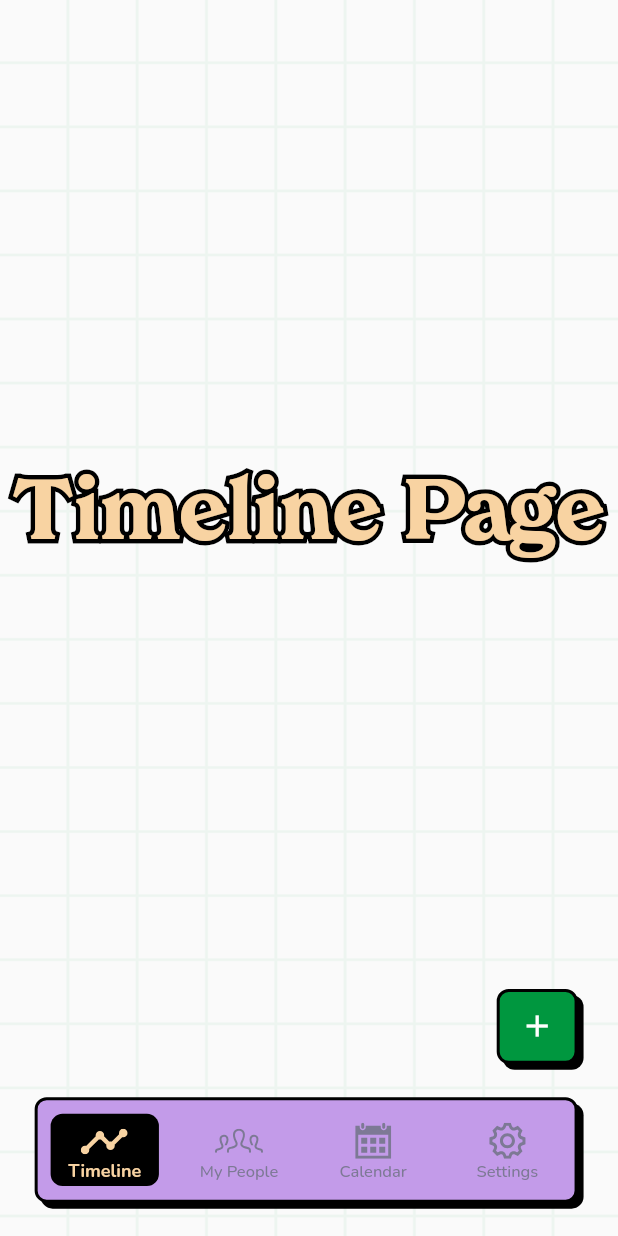
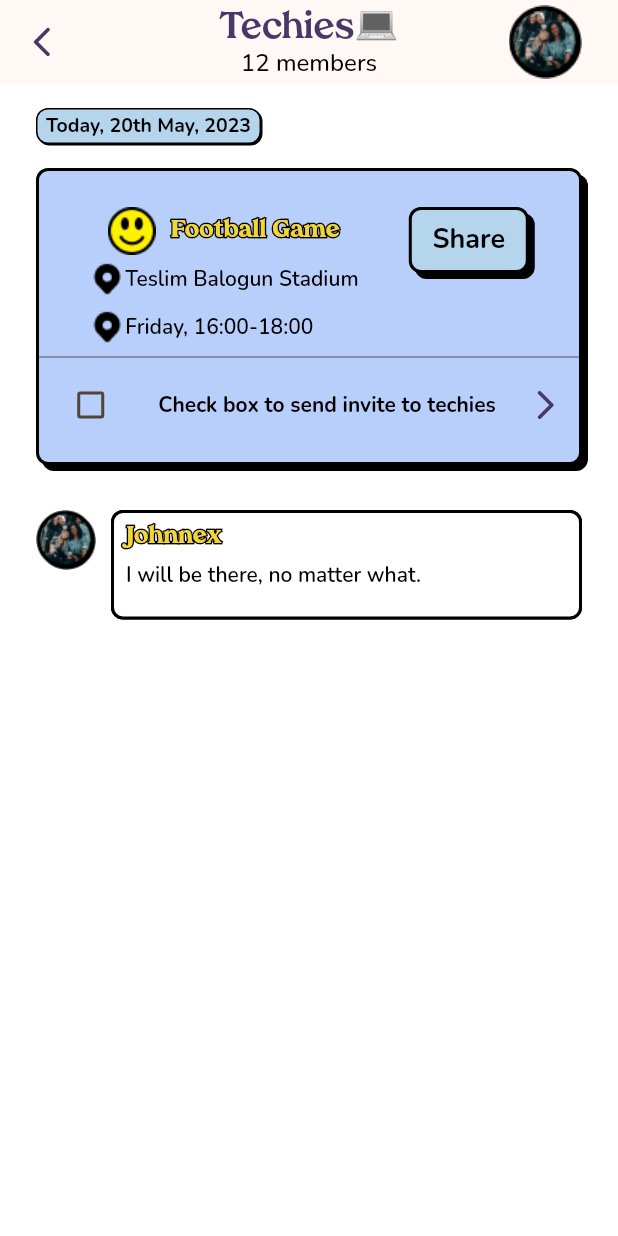
Before and after one commit to hngx-org/harpoon_events_mobile, a Flutter app: the screen it shows after launch, on a phone screen of 412 x 824 dp. Run offline on Flutter 3.47's test engine with Material 2 defaults, Android fonts, the phone set to English and light mode, and no system bars; our stand-ins replace flutter_riverpod, flutter_svg.

Commit message:
Post Comments screen

```diff
--- a/lib/main.dart
+++ b/lib/main.dart
@@ -4,6 +4,7 @@ import 'package:flutter_riverpod/flutter_riverpod.dart';
 import 'view/screens/main_page.dart';
 import 'view/screens/signup_page.dart';
 import 'view/screens/splash_page.dart';
+import 'view/screens/post_comments.dart';
 
 void main() {
   WidgetsFlutterBinding.ensureInitialized();
@@ -36,6 +37,7 @@ class MyApp extends StatelessWidget {
         SplashPage.route: (context) => const SplashPage(),
         SignUpPage.route: (context) => const SignUpPage(),
         MainPage.route: (context) => const MainPage(),
+        PostComments.route: (context) => const PostComments(),
       },
     );
   }
--- a/lib/util/color_lib.dart
+++ b/lib/util/color_lib.dart
@@ -16,4 +16,5 @@ class ColorLib {
   static const Color grey = Color(0xff7D7995);
   static const Color green = Color(0xff00973F);
   static const Color lightGreen = Color(0xffC0F3B4);
+  static const Color darkBlue = Color(0xff493767);
 }
--- /dev/null
+++ b/lib/view/screens/post_comments.dart
@@ -0,0 +1,313 @@
+import 'package:event_app/view/widgets/stroke_text.dart';
+import 'package:flutter/material.dart';
+
+import '../../util/color_lib.dart';
+import '../../util/fonts.dart';
+import '../widgets/custom_container.dart';
+
+class PostComments extends StatelessWidget {
+  static String route = 'post_comments';
+  const PostComments({super.key});
+
+  @override
+  Widget build(BuildContext context) {
+    return Scaffold(
+      appBar: AppBar(
+          leading: const Icon(
+            Icons.arrow_back_ios_new_rounded,
+            color: ColorLib.darkBlue,
+          ),
+          centerTitle: true,
+          // Event Title
+          title: Column(
+            crossAxisAlignment: CrossAxisAlignment.center,
+            children: [
+              Text(
+                'Techies💻',
+                style: Fonts.tropiline(
+                    fontWeight: FontWeight.w700,
+                    fontSize: 24.0,
+                    color: ColorLib.darkBlue),
+              ),
+              Text(
+                '12 members',
+                style: Fonts.nunito(
+                  fontSize: 16,
+                  fontWeight: FontWeight.w500,
+                  color: ColorLib.black,
+                ),
+              )
+            ],
+          ),
+          actions: [
+            // Avatar
+            Padding(
+              padding: const EdgeInsets.only(right: 24.0),
+              child: Image.asset(
+                'assets/images/avatar_post_comments.png',
+              ),
+            ),
+          ]),
+      backgroundColor: ColorLib.transparent,
+      body: Padding(
+        padding: const EdgeInsets.symmetric(horizontal: 24.0),
+        child: Column(
+          crossAxisAlignment: CrossAxisAlignment.start,
+          children: [
+            const SizedBox(
+              height: 16,
+            ),
+            //  container column with Date and Post
+            Column(
+              crossAxisAlignment: CrossAxisAlignment.start,
+              children: [
+                CustomContainer(
+                  fillColor: ColorLib.blueTabColor,
+                  width: 150,
+                  height: 24,
+                  shadowOffset: 1,
+                  borderWidth: 1.0,
+                  child: Center(
+                    child: RichText(
+                      text: TextSpan(
+                          text: 'Today, ',
+                          style: Fonts.nunito(
+                              fontSize: 13,
+                              fontWeight: FontWeight.w700,
+                              color: ColorLib.black),
+                          children: <TextSpan>[
+                            TextSpan(
+                              text: '20th May, ',
+                              style: Fonts.nunito(
+                                  fontSize: 13,
+                                  fontWeight: FontWeight.w700,
+                                  color: ColorLib.black),
+                            ),
+                            TextSpan(
+                              text: '2023',
+                              style: Fonts.nunito(
+                                  fontSize: 13,
+                                  fontWeight: FontWeight.w700,
+                                  color: ColorLib.black),
+                            ),
+                          ]),
+                    ),
+                  ),
+                ),
+
+                const SizedBox(
+                  height: 16,
+                ),
+
+                // Event details container
+                CustomContainer(
+                  fillColor: ColorLib.blue,
+                  width: double.infinity,
+                  height: 198,
+                  child: Column(
+                    children: [
+                      const SizedBox(
+                        height: 24,
+                      ),
+                      Row(
+                        crossAxisAlignment: CrossAxisAlignment.start,
+                        mainAxisAlignment: MainAxisAlignment.spaceEvenly,
+                        children: [
+                          //Column with Event Title, location and date
+                          Column(
+                            children: [
+                              //  Event Title
+                              Row(
+                                crossAxisAlignment: CrossAxisAlignment.center,
+                                children: [
+                                  //Icon
+                                  Image.asset('assets/icons/emoji_icon.png'),
+                                  const SizedBox(
+                                    width: 10,
+                                  ),
+                                  StrokeText(
+                                    text: 'Football Game',
+                                    textStyle: Fonts.tropiline(
+                                      fontWeight: FontWeight.w800,
+                                      fontSize: 16,
+                                      color: ColorLib.yellow,
+                                    ),
+                                    strokeColor: ColorLib.black,
+                                    strokeWidth: 2.0,
+                                  ),
+                                ],
+                              ),
+
+                              const SizedBox(
+                                height: 4,
+                              ),
+                              // Event Location
+
+                              Column(
+                                crossAxisAlignment: CrossAxisAlignment.start,
+                                children: [
+                                  Row(
+                                    children: [
+                                      //Icon
+                                      Image.asset(
+                                        'assets/icons/location_icon.png',
+                                      ),
+                                      // Event Location
+                                      Text(
+                                        'Teslim Balogun Stadium',
+                                        style: Fonts.nunito(
+                                          fontWeight: FontWeight.w600,
+                                          fontSize: 14,
+                                          color: ColorLib.black,
+                                        ),
+                                      )
+                                    ],
+                                  ),
+
+                                  const SizedBox(
+                                    height: 8,
+                                  ),
+                                  // Event Date and Time
+                                  Row(
+                                    children: [
+                                      //Icon
+                                      Image.asset(
+                                        'assets/icons/location_icon.png',
+                                      ),
+
+                                      // Event Day and Time
+
+                                      Text(
+                                        'Friday, 16:00-18:00',
+                                        style: Fonts.nunito(
+                                          fontWeight: FontWeight.w600,
+                                          fontSize: 14,
+                                          color: ColorLib.black,
+                                        ),
+                                      )
+                                    ],
+                                  ),
+                                ],
+                              ),
+                            ],
+                          ),
+
+                          // Share button
+                          CustomContainer(
+                            fillColor: ColorLib.blueTabColor,
+                            width: 80,
+                            height: 44,
+                            child: Center(
+                              child: Text(
+                                'Share',
+                                style: Fonts.nunito(
+                                  fontSize: 18,
+                                  fontWeight: FontWeight.w700,
+                                  color: ColorLib.black,
+                                ),
+                              ),
+                            ),
+                          ),
+                        ],
+                      ),
+                      // Divider
+                      const Divider(
+                        color: ColorLib.grey,
+                      ),
+                      //Row with check box to send invites
+                      Row(
+                        mainAxisAlignment: MainAxisAlignment.spaceAround,
+                        children: [
+                          // checkBox
+                          Checkbox(
+                            value: false,
+                            onChanged: (tick) {},
+                          ),
+
+                          //Text: Checkbox to send invite
+                          Text(
+                            'Check box to send invite to techies',
+                            style: Fonts.nunito(
+                              fontSize: 14,
+                              color: ColorLib.black,
+                              fontWeight: FontWeight.w700,
+                            ),
+                          ),
+                          // Back icon button
+                          const Icon(
+                            Icons.arrow_forward_ios_rounded,
+                            color: ColorLib.darkBlue,
+                          ),
+                        ],
+                      )
+                    ],
+                  ),
+                )
+              ],
+            ),
+
+            const SizedBox(
+              height: 30,
+            ),
+            // Comments and posts
+            Row(
+              crossAxisAlignment: CrossAxisAlignment.start,
+              mainAxisAlignment: MainAxisAlignment.spaceBetween,
+              children: [
+                //User Avatar
+                Image.asset(
+                  'assets/images/avatar_post_comments.png',
+                  width: 40,
+                  height: 40,
+                ),
+                const SizedBox(
+                  width: 10,
+                ),
+                Expanded(
+                  child: CustomContainer(
+                    fillColor: ColorLib.white,
+                    width: 250,
+                    height: 73,
+                    shadowOffset: 0,
+                    child: Padding(
+                      padding: const EdgeInsets.all(8.0),
+                      child: Column(
+                        crossAxisAlignment: CrossAxisAlignment.start,
+                        children: [
+                          // User name
+                          StrokeText(
+                            text: 'Johnnex',
+                            // strokeColor: ColorLib.black,
+                            strokeWidth: 2,
+                            textColor: ColorLib.black,
+                            textStyle: Fonts.tropiline(
+                              fontSize: 16,
+                              fontWeight: FontWeight.w800,
+                              color: ColorLib.yellow,
+                            ),
+                          ),
+                          const SizedBox(
+                            height: 8,
+                          ),
+                          // User's post
+                          Text(
+                            'I will be there, no matter what.',
+                            style: Fonts.nunito(
+                              fontSize: 14,
+                              fontWeight: FontWeight.w600,
+                              color: ColorLib.black,
+                            ),
+                          )
+                        ],
+                      ),
+                    ),
+                  ),
+                ),
+              ],
+            ),
+          ],
+        ),
+      ),
+    );
+  }
+}
--- a/lib/view/screens/splash_page.dart
+++ b/lib/view/screens/splash_page.dart
@@ -9,7 +9,8 @@ import '../../util/fonts.dart';
 import '../../util/ui.dart';
 import '../widgets/app_bg.dart';
 import '../widgets/stroke_text.dart';
-import 'main_page.dart';
+//import 'main_page.dart';
+import '../screens/post_comments.dart';
 
 class SplashPage extends StatefulWidget {
   static String route = '/';
@@ -33,7 +34,7 @@ class _SplashPageState extends State<SplashPage> {
   Future<Timer> initialize() async => Timer(
         const Duration(seconds: 3),
         // Change this to 'SignupPage.route'
-        () => Navigator.of(context).pushReplacementNamed(MainPage.route),
+        () => Navigator.of(context).pushReplacementNamed(PostComments.route),
       );
 
   @override
```
Also changed, not shown: assets/icons/date_icon.png (added), assets/icons/emoji_icon.png (added), assets/icons/location_icon.png (added), assets/images/avatar_post_comments.png (added), emoji_icon.png (added).
